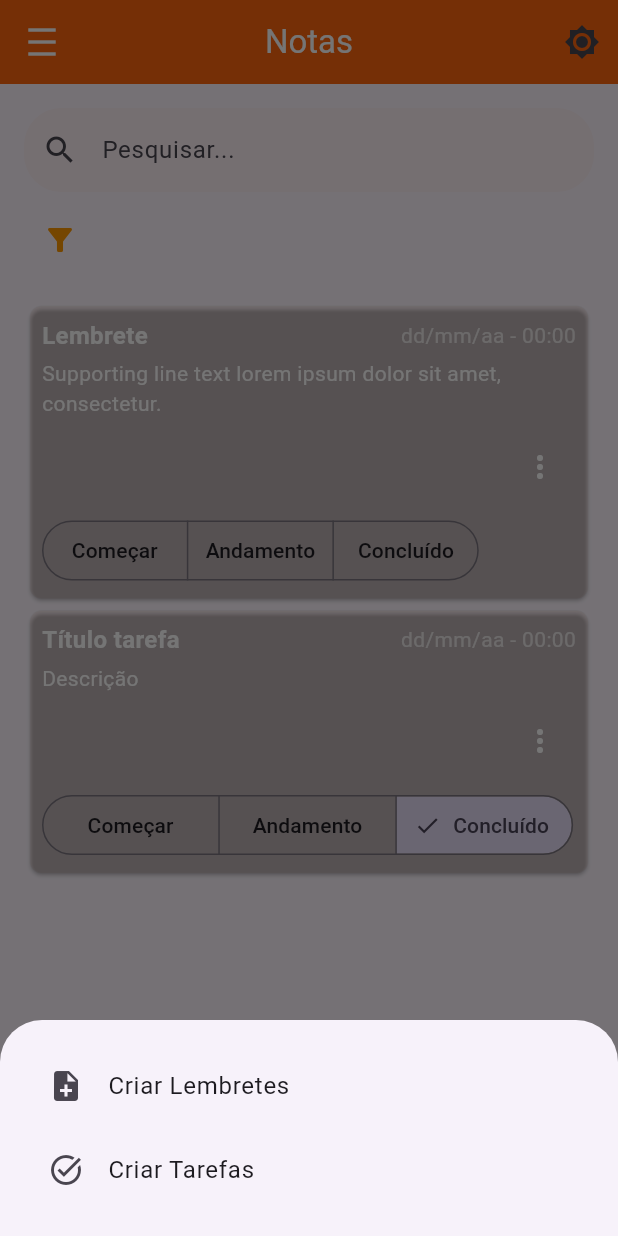
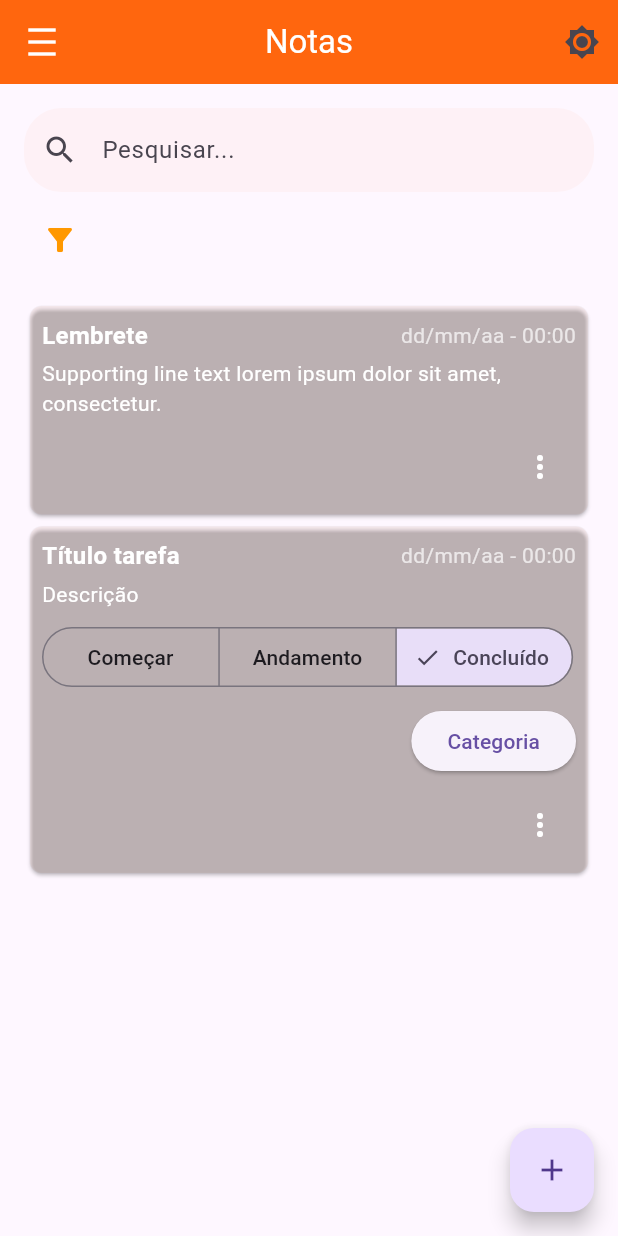
Before and after one commit to piquibr/Flutter_Project_Facul_definitive, a Flutter app: the InicialMainPage screen opened directly, after a tap on the "add" icon, on a phone screen of 412 x 824 dp. Run offline on Flutter 3.47's test engine with Material 3 defaults, Android fonts, the phone set to English and light mode, and no system bars; our stand-ins replace auto_size_text.

```diff
--- a/lib/pages/mainPages/inicialMain-page.dart
+++ b/lib/pages/mainPages/inicialMain-page.dart
@@ -1,3 +1,4 @@
+
 import 'package:flutter/material.dart';
 import 'package:flutter_project_todo_list/login-page.dart';
 
@@ -27,14 +28,14 @@ class _InicialMainPageState extends State<InicialMainPage> {
   String? selectedType;
   String? selectedCategory;
 
-  Future<void> _selectDate(BuildContext context, bool isStart) async {
+    Future<void> _selectDate(BuildContext context, bool isStart) async {
     DateTime? picked = await showDatePicker(
       context: context,
       initialDate: DateTime.now(),
       firstDate: DateTime(2000),
       lastDate: DateTime(2101),
     );
-    if (picked != null) {
+    if (picked != null && picked != startDate) {
       setState(() {
         if (isStart) {
           startDate = picked;
@@ -91,7 +92,7 @@ class _InicialMainPageState extends State<InicialMainPage> {
               ),
             ),
 
-            SizedBox(height: 8.0),
+                        SizedBox(height: 8.0),
             Align(
               alignment: Alignment.centerLeft,
               child: IconButton(
@@ -170,14 +171,15 @@ class _InicialMainPageState extends State<InicialMainPage> {
                 },
               ),
             ),
+
+
             SizedBox(height: 16.0),
             Expanded(
               child: ListView(
                 children: [
                   LembreteItem(
                     title: 'Lembrete',
-                    description:
-                        'Supporting line text lorem ipsum dolor sit amet, consectetur.',
+                    description: 'Supporting line text lorem ipsum dolor sit amet, consectetur.',
                     date: 'dd/mm/aa',
                     time: '00:00',
                     status: 'Em andamento',
@@ -196,38 +198,7 @@ class _InicialMainPageState extends State<InicialMainPage> {
         ),
       ),
       floatingActionButton: FloatingActionButton(
-        backgroundColor: const Color.fromARGB(255, 255, 102, 14),
-        onPressed: () {
-          showModalBottomSheet(
-            context: context,
-            builder: (BuildContext context) {
-              return Padding(
-                padding: const EdgeInsets.all(16.0),
-                child: Column(
-                  mainAxisSize: MainAxisSize.min,
-                  children: [
-                    ListTile(
-                      leading: Icon(Icons.note_add),
-                      title: Text('Criar Lembretes'),
-                      onTap: () {
-                        Navigator.pop(context);
-                        // Lógica para criar lembrete
-                      },
-                    ),
-                    ListTile(
-                      leading: Icon(Icons.task_alt),
-                      title: Text('Criar Tarefas'),
-                      onTap: () {
-                        Navigator.pop(context);
-                        // Lógica para criar tarefa
-                      },
-                    ),
-                  ],
-                ),
-              );
-            },
-          );
-        },
+        onPressed: () {},
         child: Icon(Icons.add),
       ),
     );
@@ -268,10 +239,7 @@ class LembreteItem extends StatelessWidget {
               children: [
                 Text(
                   title,
-                  style: TextStyle(
-                      fontSize: 16,
-                      fontWeight: FontWeight.bold,
-                      color: Colors.white),
+                  style: TextStyle(fontSize: 16, fontWeight: FontWeight.bold, color: Colors.white),
                 ),
                 Text(
                   '$date - $time',
@@ -284,6 +252,7 @@ class LembreteItem extends StatelessWidget {
               description,
               style: TextStyle(color: Colors.white),
             ),
+
             SizedBox(height: 8),
             Align(
               alignment: Alignment.bottomRight,
@@ -296,8 +265,7 @@ class LembreteItem extends StatelessWidget {
                     // Ação de exclusão
                   }
                 },
-                itemBuilder: (BuildContext context) =>
-                    <PopupMenuEntry<String>>[
+                itemBuilder: (BuildContext context) => <PopupMenuEntry<String>>[
                   const PopupMenuItem<String>(
                     value: 'edit',
                     child: Text('Editar'),
@@ -308,6 +276,62 @@ class LembreteItem extends StatelessWidget {
                   ),
                 ],
               ),
+            ),
+          ],
+        ),
+      ),
+    );
+  }
+}
+
+// Classe TarefaItem é semelhante a LembreteItem
+// Suas propriedades e widgets podem ser mantidos sem alterações
+class TarefaItem extends StatelessWidget {
+  final String title;
+  final String description;
+  final String date;
+  final String time;
+  final String status;
+
+  TarefaItem({
+    required this.title,
+    required this.description,
+    required this.date,
+    required this.time,
+    required this.status,
+  });
+
+  @override
+  Widget build(BuildContext context) {
+    ValueNotifier<String> selectedStatus = ValueNotifier(status);
+
+    return Card(
+      color: const Color.fromARGB(10, 255, 101, 14),
+      shape: RoundedRectangleBorder(
+        borderRadius: BorderRadius.circular(8.0),
+      ),
+      child: Padding(
+        padding: const EdgeInsets.all(8.0),
+        child: Column(
+          crossAxisAlignment: CrossAxisAlignment.start,
+          children: [
+            Row(
+              mainAxisAlignment: MainAxisAlignment.spaceBetween,
+              children: [
+                Text(
+                  title,
+                  style: TextStyle(fontSize: 16, fontWeight: FontWeight.bold, color: Colors.white),
+                ),
+                Text(
+                  '$date - $time',
+                  style: TextStyle(color: Colors.white70),
+                ),
+              ],
+            ),
+            SizedBox(height: 4),
+            Text(
+              description,
+              style: TextStyle(color: Colors.white),
             ),
             SizedBox(height: 8),
             ValueListenableBuilder<String>(
@@ -335,36 +359,65 @@ class LembreteItem extends StatelessWidget {
                 );
               },
             ),
+            SizedBox(height: 8),
+            Align(
+              alignment: Alignment.bottomRight,
+              child: ElevatedButton(
+                onPressed: () {
+                  showDialog(
+                    context: context,
+                    builder: (BuildContext context) {
+                      return AlertDialog(
+                        title: Text('Selecionar Categoria'),
+                        content: Text('Aqui você pode escolher uma categoria.'),
+                        actions: <Widget>[
+                          TextButton(
+                            child: Text('Cancelar'),
+                            onPressed: () {
+                              Navigator.of(context).pop();
+                            },
+                          ),
+                          TextButton(
+                            child: Text('Selecionar'),
+                            onPressed: () {
+                              Navigator.of(context).pop();
+                            },
+                          ),
+                        ],
+                      );
+                    },
+                  );
+                },
+                child: Text('Categoria'),
+              ),
+            ),
+            SizedBox(height: 8),
+            Align(
+              alignment: Alignment.bottomRight,
+              child: PopupMenuButton<String>(
+                icon: Icon(Icons.more_vert, color: Colors.white),
+                onSelected: (value) {
+                  if (value == 'edit') {
+                    // Ação de edição
+                  } else if (value == 'delete') {
+                    // Ação de exclusão
+                  }
+                },
+                itemBuilder: (BuildContext context) => <PopupMenuEntry<String>>[
+                  const PopupMenuItem<String>(
+                    value: 'edit',
+                    child: Text('Editar'),
+                  ),
+                  const PopupMenuItem<String>(
+                    value: 'delete',
+                    child: Text('Deletar'),
+                  ),
+                ],
+              ),
+            ),
           ],
         ),
       ),
     );
   }
 }
-
-class TarefaItem extends StatelessWidget {
-  final String title;
-  final String description;
-  final String date;
-  final String time;
-  final String status;
-
-  TarefaItem({
-    required this.title,
-    required this.description,
-    required this.date,
-    required this.time,
-    required this.status,
-  });
-
-  @override
-  Widget build(BuildContext context) {
-    return LembreteItem(
-      title: title,
-      description: description,
-      date: date,
-      time: time,
-      status: status,
-    );
-  }
-}
```
